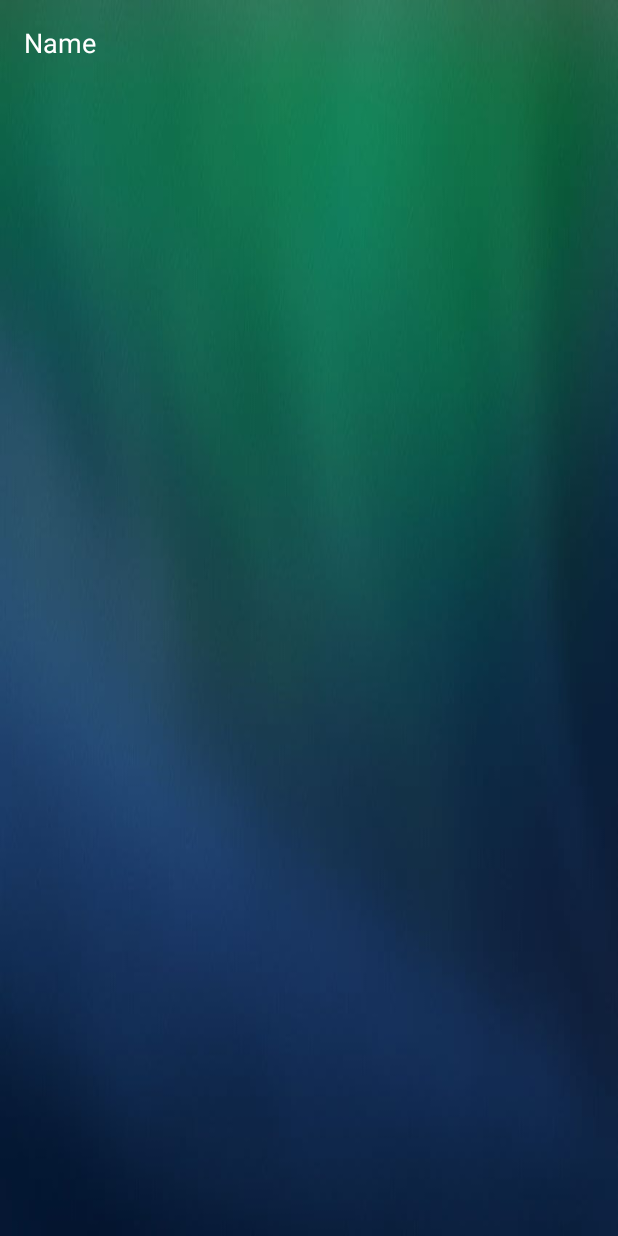
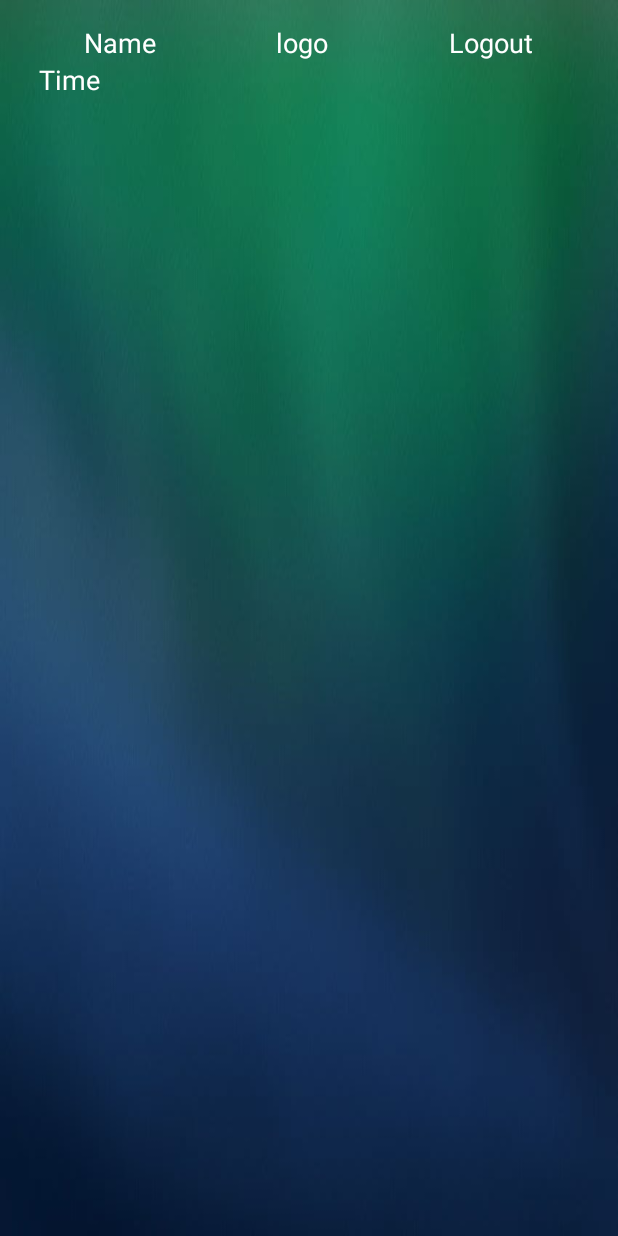
Before and after one commit to abbasideveloper1721/welfare-dental-center, an Android app: the layout activity_user.xml on its own in the app's theme, with its tools: preview values and no code run, on a phone screen of 412 x 824 dp. Run offline under Robolectric (Android 15) with nearby library versions, the phone set to English and light mode, and no system bars; network calls fail.

Commit message:
time commit

```diff
--- a/app/src/main/java/com/example/server/LoginActivity.java
+++ b/app/src/main/java/com/example/server/LoginActivity.java
@@ -34,7 +34,7 @@ public class LoginActivity extends AppCompatActivity {
     Button btnLogin;
     String result;
 
-    TextView tvres;
+
 
 
     @SuppressLint("MissingInflatedId")
@@ -46,6 +46,7 @@ public class LoginActivity extends AppCompatActivity {
         etEmail = findViewById(R.id.etEmail);
         etPassword = findViewById(R.id.etPassword);
         btnLogin = findViewById(R.id.btnLogin);
+
 
 
         btnLogin.setOnClickListener(new View.OnClickListener() {
--- a/app/src/main/java/com/example/server/UserActivity.java
+++ b/app/src/main/java/com/example/server/UserActivity.java
@@ -16,9 +16,13 @@ import androidx.core.view.WindowInsetsCompat;
 import org.json.JSONException;
 import org.json.JSONObject;
 
+import java.util.Calendar;
+import java.util.Date;
+
 public class UserActivity extends AppCompatActivity {
 
-    TextView nametextview,IDtextview,emailtextview;
+    TextView nametextview,IDtextview,emailtextview,timetextbox;
+    ;
 
 
 
@@ -28,6 +32,11 @@ public class UserActivity extends AppCompatActivity {
         super.onCreate(savedInstanceState);
         setContentView(R.layout.activity_user);
         nametextview = findViewById(R.id.textViewName);
+        timetextbox = findViewById(R.id.timefeild);
+
+        Date datecurrent = Calendar.getInstance().getTime();
+        timetextbox.setText(datecurrent.toString());
+
         String xmlrep = getIntent().getStringExtra("xmlresponse");
 
 
@@ -47,7 +56,7 @@ public class UserActivity extends AppCompatActivity {
 
                 // Set the extracted data to TextViews
 
-                nametextview.setText("Welcome" + name);
+                nametextview.setText("Welcome " + name);
 
                 ;
             } else {
--- a/app/src/main/res/layout/activity_user.xml
+++ b/app/src/main/res/layout/activity_user.xml
@@ -8,18 +8,64 @@
     android:background="@drawable/bg"
     tools:context=".UserActivity">
 
-
+<LinearLayout
+    android:layout_width="match_parent"
+    android:layout_height="wrap_content"
+    android:orientation="horizontal"
+    android:weightSum="3"
+    >
 
     <TextView
         android:id="@+id/textViewName"
         android:layout_width="wrap_content"
         android:layout_height="wrap_content"
         android:text="Name"
+        android:textAlignment="center"
+        android:layout_weight="1"
         android:textColor="@color/white"
         android:textSize="18sp" />
 
+    <TextView
+        android:id="@+id/textlogo"
+        android:layout_width="wrap_content"
+        android:layout_height="wrap_content"
+        android:text="logo"
+        android:layout_weight="1"
+        android:textColor="@color/white"
+        android:textSize="18sp"
+        android:textAlignment="center"/>
+
+    <TextView
+        android:id="@+id/textlogout"
+        android:layout_width="wrap_content"
+        android:layout_height="wrap_content"
+        android:text="Logout"
+        android:textAlignment="center"
+        android:layout_weight="1"
+        android:textColor="@color/white"
+        android:textSize="18sp" />
+
+</LinearLayout>
+   <LinearLayout
+       android:layout_width="match_parent"
+       android:layout_height="wrap_content"
+       >
+
+       <TextView
+           android:layout_width="match_parent"
+           android:layout_height="match_parent"
+           android:text="Time"
+           android:id="@+id/timefeild"
+           android:layout_gravity="center"
+           android:layout_marginStart="10dp"
+           android:textColor="@color/white"
+           android:textSize="18dp">
+
+       </TextView>
 
 
 
+   </LinearLayout>
+
 
 </LinearLayout>
```
